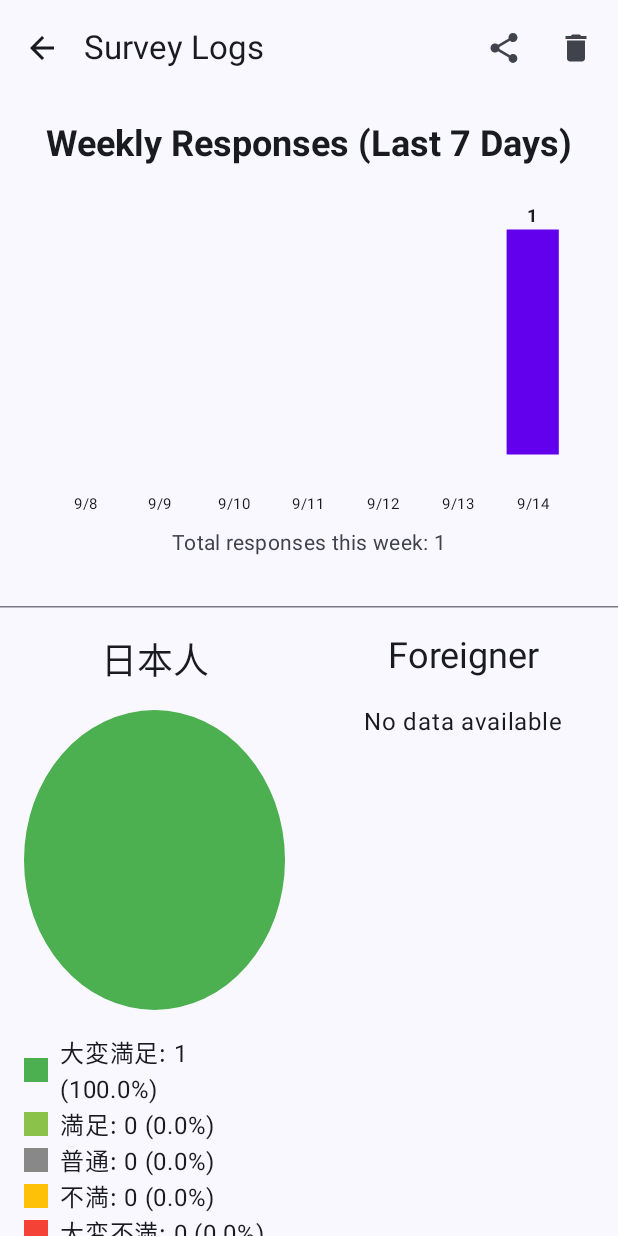
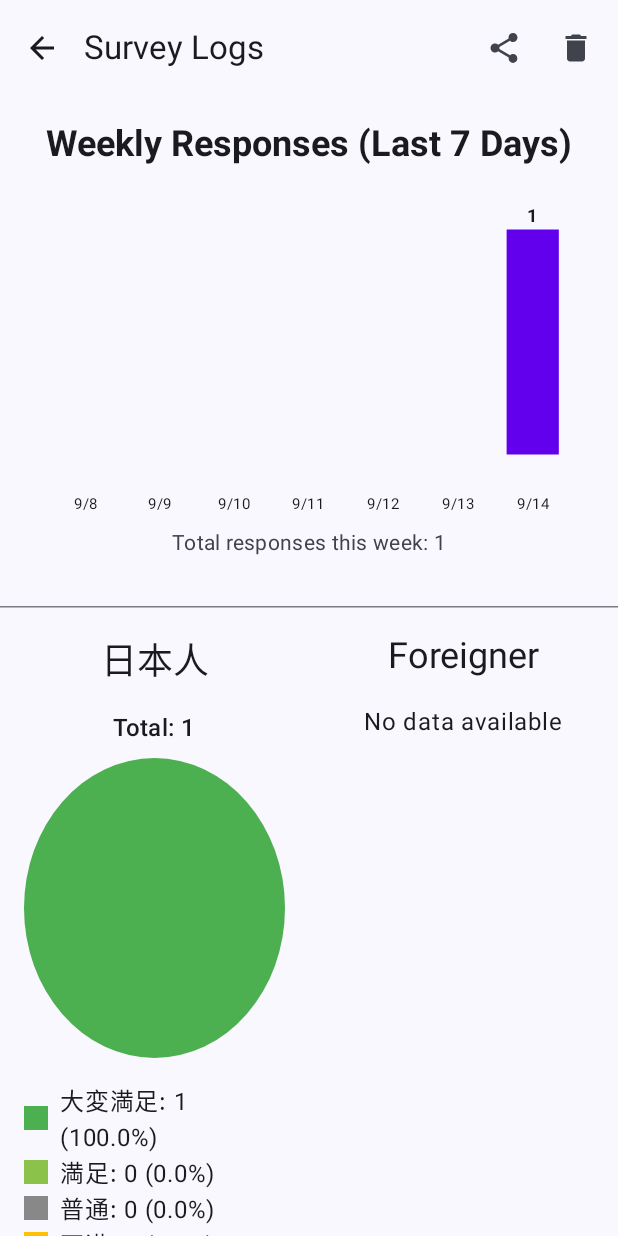
Before and after one commit to YutoNiki/local_survey, an Android app built with Jetpack Compose: the LogScreen screen opened through its navigation route, on a phone screen of 412 x 824 dp. Run offline under Robolectric (Android 15) with nearby library versions, the phone set to English and light mode, and no system bars.

Commit message:
add total number of visitors

```diff
--- a/app/src/main/java/com/example/local_survey/ui/components/PieChart.kt
+++ b/app/src/main/java/com/example/local_survey/ui/components/PieChart.kt
@@ -4,6 +4,7 @@ import android.content.Context
 import androidx.compose.foundation.Canvas
 import androidx.compose.foundation.background
 import androidx.compose.foundation.layout.*
+import androidx.compose.material3.MaterialTheme
 import androidx.compose.material3.Text
 import androidx.compose.runtime.Composable
 import androidx.compose.ui.Alignment
@@ -42,11 +43,13 @@ fun calculateSatisfactionDataByGroup(logEntries: List<String>): Map<String, Map<
 
 @Composable
 fun SatisfactionPieChart(data: Map<String, Int>) {
-    val total = data.values.sum().toFloat()
-    if (total == 0f) {
+    val total = data.values.sum()
+    if (total == 0) {
         Text(stringResource(R.string.no_data_available), modifier = Modifier.padding(16.dp))
         return
     }
+
+    val totalFloat = total.toFloat()
 
     val sortedData = data.entries.sortedBy { entry ->
         when (entry.key) {
@@ -60,7 +63,7 @@ fun SatisfactionPieChart(data: Map<String, Int>) {
     }
 
     val slices = sortedData.map { (label, count) ->
-        PieSlice(label, count.toFloat() / total, count)
+        PieSlice(label, count.toFloat() / totalFloat, count)
     }
 
     val colors = listOf(
@@ -72,6 +75,11 @@ fun SatisfactionPieChart(data: Map<String, Int>) {
     )
 
     Column(horizontalAlignment = Alignment.CenterHorizontally, modifier = Modifier.padding(16.dp)) {
+        Text(
+            text = stringResource(R.string.total_respondents, total),
+            style = MaterialTheme.typography.titleMedium,
+            modifier = Modifier.padding(bottom = 8.dp)
+        )
         Canvas(modifier = Modifier.size(200.dp)) {
             var startAngle = -90f
             slices.forEachIndexed { index, slice ->
--- a/app/src/main/res/values/strings.xml
+++ b/app/src/main/res/values/strings.xml
@@ -26,4 +26,5 @@
     <string name="no_data_available">No data available</string>
     <string name="total_responses_week">Total responses this week: %1$d</string>
     <string name="back_button_description">Back to user type selection</string>
+    <string name="total_respondents">Total: %1$d</string>
 </resources>
```
Also changed, not shown: 2 other files.
